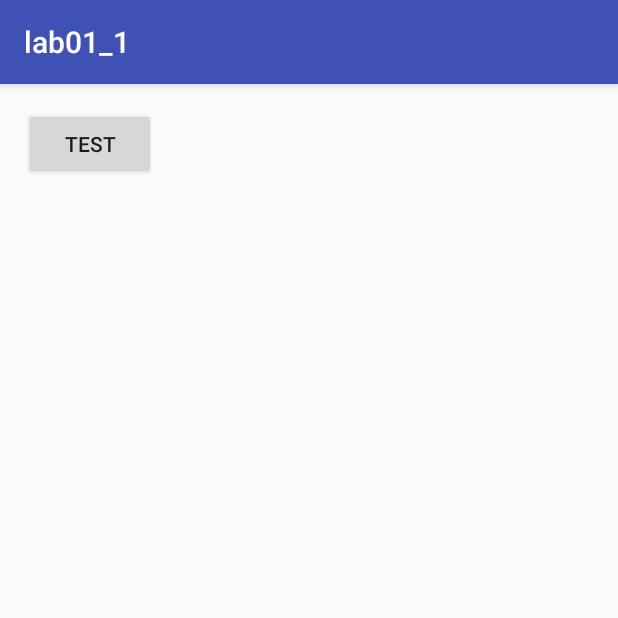
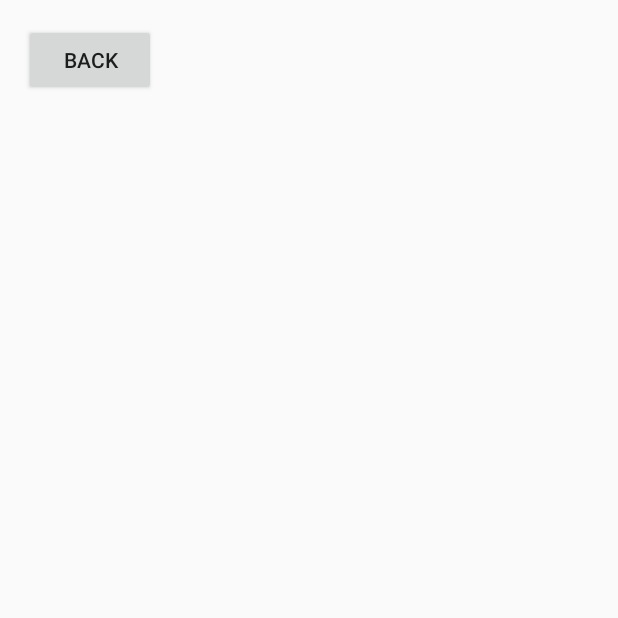
Before and after one commit to giangtnm/mobile_application_development, an Android app: the screen it shows after launch (MainActivity before the commit, SubActivity after it), after a tap on "TEST", on a phone screen of 412 x 824 dp, the top half of it. Run offline under Robolectric (Android 15) with nearby library versions, the phone set to English and light mode, and no system bars.

Commit message:
add SubActivity lab1_1

```diff
--- a/lab01_1/app/build.gradle
+++ b/lab01_1/app/build.gradle
@@ -22,6 +22,7 @@
     implementation fileTree(dir: 'libs', include: ['*.jar'])
     implementation 'com.android.support:appcompat-v7:26.1.0'
     implementation 'com.android.support.constraint:constraint-layout:1.0.2'
+    implementation 'com.android.support:design:26.1.0'
     testImplementation 'junit:junit:4.12'
     androidTestImplementation 'com.android.support.test:runner:1.0.1'
     androidTestImplementation 'com.android.support.test.espresso:espresso-core:3.0.1'
--- a/lab01_1/app/src/main/AndroidManifest.xml
+++ b/lab01_1/app/src/main/AndroidManifest.xml
@@ -16,6 +16,10 @@
                 <category android:name="android.intent.category.LAUNCHER" />
             </intent-filter>
         </activity>
+        <activity
+            android:name=".SubActivity"
+            android:label="@string/title_activity_sub"
+            android:theme="@style/AppTheme.NoActionBar"></activity>
     </application>
 
 </manifest>
--- a/lab01_1/app/src/main/java/vn/edu/uit/giangtnm/lab01_1/SubActivity.java
+++ b/lab01_1/app/src/main/java/vn/edu/uit/giangtnm/lab01_1/SubActivity.java
@@ -1,9 +1,13 @@
 package vn.edu.uit.giangtnm.lab01_1;
 
-/**
- * Created by giangtnm on 2/1/18.
- */
+import android.os.Bundle;
+import android.support.v7.app.AppCompatActivity;
 
-public class SubActivity {
+public class SubActivity extends AppCompatActivity {
 
+    @Override
+    protected void onCreate(Bundle savedInstanceState) {
+        super.onCreate(savedInstanceState);
+        setContentView(R.layout.activity_sub);
+    }
 }
--- a/lab01_1/app/src/main/res/values/strings.xml
+++ b/lab01_1/app/src/main/res/values/strings.xml
@@ -2,4 +2,5 @@
     <string name="app_name">lab01_1</string>
     <string name="test">Test</string>
     <string name="back">Back</string>
+    <string name="title_activity_sub">SubActivity</string>
 </resources>
--- a/lab01_1/app/src/main/res/values/styles.xml
+++ b/lab01_1/app/src/main/res/values/styles.xml
@@ -8,4 +8,13 @@
         <item name="colorAccent">@color/colorAccent</item>
     </style>
 
+    <style name="AppTheme.NoActionBar">
+        <item name="windowActionBar">false</item>
+        <item name="windowNoTitle">true</item>
+    </style>
+
+    <style name="AppTheme.AppBarOverlay" parent="ThemeOverlay.AppCompat.Dark.ActionBar" />
+
+    <style name="AppTheme.PopupOverlay" parent="ThemeOverlay.AppCompat.Light" />
+
 </resources>
```
Also changed, not shown: lab01_1/app/src/main/res/layout/content_sub.xml (added, +11 -0 lines).
